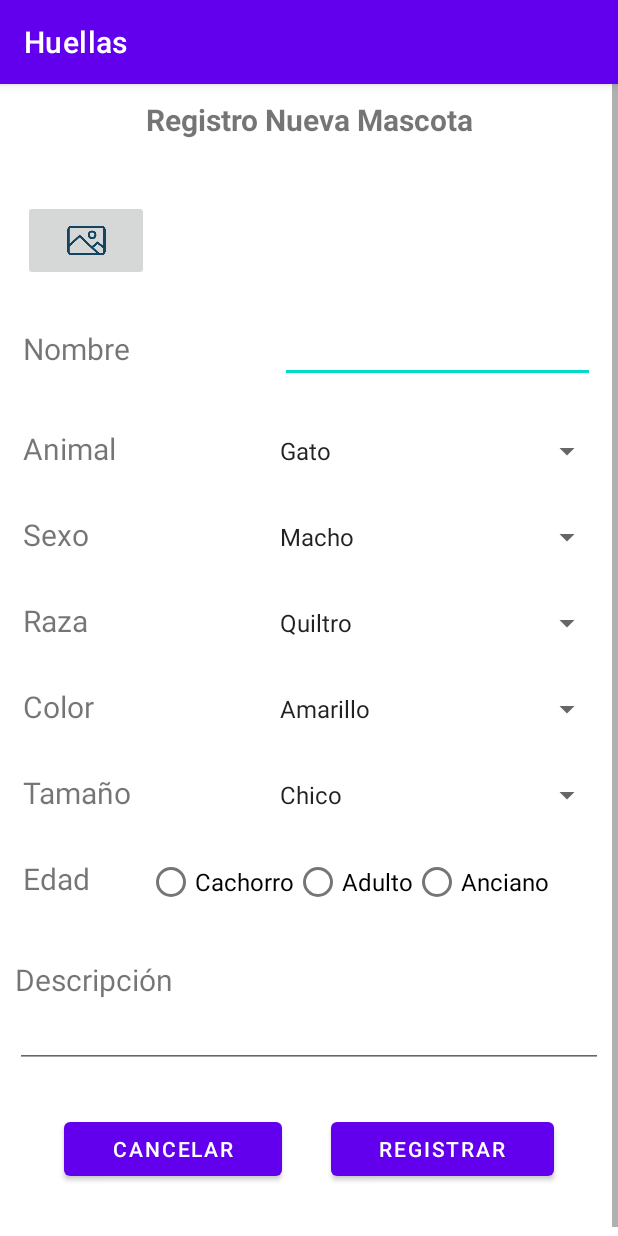
After one commit to davidark31/MiHuellasApp, an Android app: the Registrar_MascotaActivity screen opened directly, with no data from a screen before it, on a phone screen of 412 x 824 dp. The commit adds this screen. Run offline under Robolectric (Android 15) with nearby library versions, the phone set to English and light mode, and no system bars.

Commit message:
0.023 iconos

```diff
--- a/app/src/main/java/com/example/mihuellasapp/Inicio_perfilActivity.java
+++ b/app/src/main/java/com/example/mihuellasapp/Inicio_perfilActivity.java
@@ -14,7 +14,7 @@ import com.google.firebase.database.DatabaseReference;
 
 public class Inicio_perfilActivity extends AppCompatActivity {
 
-    private ImageButton busqueda, perfil, subir, logOut;
+    private ImageButton busqueda, perfil, subir, logOut,nuevaMascota;
     private DatabaseReference databaseReference;
     private FirebaseAuth mAuth;
     private TextView nombre;
@@ -28,6 +28,7 @@ public class Inicio_perfilActivity extends AppCompatActivity {
         busqueda = (ImageButton) findViewById(R.id.ib_busqueda_perfil);
         perfil = (ImageButton) findViewById(R.id.ib_perfil_perfil);
         subir = (ImageButton) findViewById(R.id.ib_notificar_perfil);
+        nuevaMascota = (ImageButton) findViewById(R.id.img_agregar);
         logOut = (ImageButton) findViewById(R.id.logout);
         nombre = (TextView) findViewById(R.id.tv_titulo);
 
@@ -42,6 +43,17 @@ public class Inicio_perfilActivity extends AppCompatActivity {
                 next = new Intent(Inicio_perfilActivity.this, Inicio_busquedaActivity.class);
                 startActivity(next);
                 finish();
+            }
+        });
+
+        //Pantalla Nueva Mascota
+        nuevaMascota.setOnClickListener(new View.OnClickListener() {
+            @Override
+            public void onClick(View v) {
+                Intent next;
+                next = new Intent(Inicio_perfilActivity.this, Registrar_MascotaActivity.class);
+                startActivity(next);
+
             }
         });
 
--- /dev/null
+++ b/app/src/main/java/com/example/mihuellasapp/Mascota.java
@@ -0,0 +1,134 @@
+package com.example.mihuellasapp;
+
+public class Mascota {
+
+    private String id;
+    private String nombre;
+    private String animal;
+    private String sexo;
+    private String color;
+    private String color2;
+    private String raza;
+    private String tamaño;
+    private int edad;
+    private String descripcion;
+    private String estado;
+    private String IdDueño;
+
+    public Mascota(String nombre, String animal, String sexo, String color, String raza, String tamaño, int edad, String descripcion, String estado, String idDueño) {
+        this.nombre = nombre;
+        this.animal = animal;
+        this.sexo = sexo;
+        this.color = color;
+        this.raza = raza;
+        this.tamaño = tamaño;
+        this.edad = edad;
+        this.descripcion = descripcion;
+        this.estado = estado;
+        this.IdDueño = idDueño;
+    }
+
+
+    public void Mascota() {
+        estado = "En Casa";
+    }
+
+
+    public String getId() {
+        return id;
+    }
+
+    public void setId(String id) {
+        this.id = id;
+    }
+
+    public String getNombre() {
+        return nombre;
+    }
+
+    public void setNombre(String nombre) {
+        this.nombre = nombre;
+    }
+
+    public String getAnimal() {
+        return animal;
+    }
+
+    public void setAnimal(String animal) {
+        this.animal = animal;
+    }
+
+    public String getSexo() {
+        return sexo;
+    }
+
+    public void setSexo(String sexo) {
+        this.sexo = sexo;
+    }
+
+    public String getColor() {
+        return color;
+    }
+
+    public void setColor(String color) {
+        this.color = color;
+    }
+
+    public String getColor2() {
+        return color2;
+    }
+
+    public void setColor2(String color2) {
+        this.color2 = color2;
+    }
+
+    public String getRaza() {
+        return raza;
+    }
+
+    public void setRaza(String raza) {
+        this.raza = raza;
+    }
+
+    public String getTamaño() {
+        return tamaño;
+    }
+
+    public void setTamaño(String tamaño) {
+        this.tamaño = tamaño;
+    }
+
+    public int getEdad() {
+        return edad;
+    }
+
+    public void setEdad(int edad) {
+        this.edad = edad;
+    }
+
+    public String getDescripcion() {
+        return descripcion;
+    }
+
+    public void setDescripcion(String descripcion) {
+        this.descripcion = descripcion;
+    }
+
+    public String getEstado() {
+        return estado;
+    }
+
+    public void setEstado(String estado) {
+        this.estado = estado;
+    }
+
+    public String getIdDueño() {
+        return IdDueño;
+    }
+
+    public void setIdDueño(String idDueño) {
+        IdDueño = idDueño;
+    }
+
+
+}
--- /dev/null
+++ b/app/src/main/java/com/example/mihuellasapp/Registrar_MascotaActivity.java
@@ -0,0 +1,20 @@
+package com.example.mihuellasapp;
+
+import androidx.appcompat.app.AppCompatActivity;
+
+import android.os.Bundle;
+import android.widget.ArrayAdapter;
+import android.widget.Spinner;
+
+public class Registrar_MascotaActivity extends AppCompatActivity {
+
+    private Spinner spi;
+
+    @Override
+    protected void onCreate(Bundle savedInstanceState) {
+        super.onCreate(savedInstanceState);
+        setContentView(R.layout.activity_registrar_mascota);
+
+
+    }
+}
--- /dev/null
+++ b/app/src/main/res/layout/activity_registrar_mascota.xml
@@ -0,0 +1,340 @@
+<?xml version="1.0" encoding="utf-8"?>
+<androidx.constraintlayout.widget.ConstraintLayout xmlns:android="http://schemas.android.com/apk/res/android"
+    xmlns:app="http://schemas.android.com/apk/res-auto"
+    xmlns:tools="http://schemas.android.com/tools"
+    android:layout_width="match_parent"
+    android:layout_height="match_parent"
+    android:orientation="vertical"
+    tools:context=".Registrar_MascotaActivity">
+
+    <ScrollView
+        android:layout_width="match_parent"
+        android:layout_height="match_parent">
+
+        <LinearLayout
+            android:layout_width="match_parent"
+            android:layout_height="wrap_content"
+            android:layout_margin="10dp"
+            android:orientation="vertical">
+
+            <TextView
+                android:id="@+id/textView2"
+                android:layout_width="match_parent"
+                android:layout_height="wrap_content"
+                android:layout_marginBottom="40dp"
+                android:textStyle="bold"
+                android:gravity="center_horizontal"
+                android:text="Registro Nueva Mascota"
+                android:textSize="20sp" />
+
+            <ImageButton
+                android:id="@+id/imageButton"
+                android:layout_width="84dp"
+                android:layout_height="54dp"
+                android:layout_marginLeft="5dp"
+                android:layout_marginBottom="10dp"
+                android:scaleType="centerInside"
+                app:srcCompat="@mipmap/img" />
+
+            <LinearLayout
+                android:layout_width="match_parent"
+                android:layout_height="match_parent"
+                android:layout_marginTop="15dp"
+                android:orientation="horizontal">
+
+                <TextView
+                    android:id="@+id/textView9"
+                    android:layout_width="50dp"
+                    android:layout_height="wrap_content"
+                    android:layout_marginStart="5dp"
+                    android:layout_marginLeft="5dp"
+                    android:layout_weight="1"
+                    android:text="Nombre"
+                    android:textSize="20sp" />
+
+                <Space
+                    android:layout_width="25sp"
+                    android:layout_height="wrap_content"
+                    android:layout_weight="1" />
+
+                <EditText
+                    android:id="@+id/editTextTextPersonName"
+                    android:layout_width="210sp"
+                    android:layout_height="wrap_content"
+                    android:layout_marginEnd="5dp"
+                    android:layout_marginRight="5dp"
+                    android:ems="10"
+                    android:hint="@string/hint"
+                    android:inputType="textPersonName"
+                    android:textSize="16sp" />
+            </LinearLayout>
+
+            <LinearLayout
+                android:layout_width="match_parent"
+                android:layout_height="match_parent"
+                android:layout_marginTop="30dp"
+                android:orientation="horizontal">
+
+                <TextView
+                    android:id="@+id/textView3"
+                    android:layout_width="40dp"
+                    android:layout_height="wrap_content"
+                    android:layout_marginStart="5dp"
+                    android:layout_marginLeft="5dp"
+                    android:layout_weight="1"
+                    android:text="Animal"
+                    android:textSize="20sp" />
+
+                <Space
+                    android:layout_width="50sp"
+                    android:layout_height="wrap_content" />
+
+                <Spinner
+                    android:id="@+id/spinner2"
+                    android:layout_width="150dp"
+                    android:layout_height="wrap_content"
+                    android:layout_weight="1"
+                    android:entries="@array/animal"
+                    android:textSize="24sp" />
+
+            </LinearLayout>
+
+            <LinearLayout
+                android:layout_width="match_parent"
+                android:layout_height="match_parent"
+                android:layout_marginTop="30dp"
+                android:orientation="horizontal">
+
+                <TextView
+                    android:id="@+id/textView4"
+                    android:layout_width="40dp"
+                    android:layout_height="wrap_content"
+                    android:layout_marginStart="5dp"
+                    android:layout_marginLeft="5dp"
+                    android:layout_weight="1"
+                    android:textSize="20sp"
+                    android:text="Sexo" />
+
+                <Space
+                    android:layout_width="50sp"
+                    android:layout_height="wrap_content" />
+
+                <Spinner
+                    android:id="@+id/spinner4"
+                    android:layout_width="150dp"
+                    android:layout_height="wrap_content"
+                    android:layout_weight="1"
+                    android:entries="@array/sexo" />
+
+            </LinearLayout>
+
+            <LinearLayout
+                android:layout_width="match_parent"
+                android:layout_height="match_parent"
+                android:layout_marginTop="30dp"
+                android:orientation="horizontal">
+
+                <TextView
+                    android:id="@+id/textView5"
+                    android:layout_width="40dp"
+                    android:layout_height="wrap_content"
+                    android:layout_marginStart="5dp"
+                    android:layout_marginLeft="5dp"
+                    android:textSize="20sp"
+                    android:layout_weight="1"
+                    android:text="Raza" />
+
+                <Space
+                    android:layout_width="50sp"
+                    android:layout_height="wrap_content" />
+
+                <Spinner
+                    android:id="@+id/spinner5"
+                    android:layout_width="150dp"
+                    android:layout_height="wrap_content"
+                    android:layout_weight="1"
+                    android:entries="@array/Raza" />
+
+            </LinearLayout>
+
+            <LinearLayout
+                android:layout_width="match_parent"
+                android:layout_height="match_parent"
+                android:layout_marginTop="30dp"
+                android:orientation="horizontal">
+
+                <TextView
+                    android:id="@+id/textView"
+                    android:layout_width="40dp"
+                    android:textSize="20sp"
+                    android:layout_height="wrap_content"
+                    android:layout_marginStart="5dp"
+                    android:layout_marginLeft="5dp"
+                    android:layout_weight="1"
+                    android:text="Color" />
+
+                <Space
+                    android:layout_width="50sp"
+                    android:layout_height="wrap_content" />
+
+                <Spinner
+                    android:id="@+id/spinner"
+                    android:layout_width="150dp"
+                    android:layout_height="wrap_content"
+                    android:layout_weight="1"
+                    android:entries="@array/Color" />
+
+            </LinearLayout>
+
+            <LinearLayout
+                android:layout_width="match_parent"
+                android:layout_height="match_parent"
+                android:layout_marginTop="30dp"
+                android:orientation="horizontal">
+
+                <TextView
+                    android:id="@+id/textView6"
+                    android:layout_width="40dp"
+                    android:layout_height="wrap_content"
+                    android:layout_marginStart="5dp"
+                    android:layout_marginLeft="5dp"
+                    android:layout_weight="1"
+                    android:textSize="20sp"
+                    android:text="Tamaño" />
+
+                <Space
+                    android:layout_width="50sp"
+                    android:layout_height="wrap_content" />
+
+                <Spinner
+                    android:id="@+id/spinner6"
+                    android:layout_width="150dp"
+                    android:layout_height="wrap_content"
+                    android:layout_weight="1"
+                    android:entries="@array/tamaño" />
+
+            </LinearLayout>
+
+            <LinearLayout
+                android:layout_width="match_parent"
+                android:layout_height="match_parent"
+                android:layout_marginTop="30dp"
+                android:orientation="horizontal">
+
+                <TextView
+                    android:id="@+id/textView7"
+                    android:layout_width="60dp"
+                    android:layout_height="wrap_content"
+                    android:layout_marginStart="5dp"
+                    android:layout_marginLeft="5dp"
+                    android:layout_weight="1"
+                    android:text="Edad"
+                    android:textSize="20sp" />
+
+                <Space
+                    android:layout_width="wrap_content"
+                    android:layout_height="wrap_content"
+                    android:layout_weight="1" />
+
+                <RadioGroup
+                    android:id="@+id/radioGroup2"
+                    android:layout_width="304dp"
+                    android:layout_height="37dp"
+                    android:orientation="horizontal"
+                    app:layout_constraintEnd_toEndOf="parent"
+                    app:layout_constraintHorizontal_bias="0.611"
+                    app:layout_constraintStart_toEndOf="@+id/textView8"
+                    app:layout_constraintTop_toBottomOf="@+id/tamaño">
+
+                    <RadioButton
+                        android:id="@+id/radioButton"
+                        android:layout_width="wrap_content"
+                        android:layout_height="32dp"
+                        android:text="Cachorro"
+                        android:textSize="16sp" />
+
+                    <RadioButton
+                        android:id="@+id/radioButton2"
+                        android:layout_width="wrap_content"
+                        android:layout_height="32dp"
+                        android:text="Adulto"
+                        android:textSize="16sp" />
+
+                    <RadioButton
+                        android:id="@+id/radioButton4"
+                        android:layout_width="wrap_content"
+                        android:layout_height="31dp"
+                        android:layout_weight="1"
+                        android:text="Anciano"
+                        android:textSize="16sp" />
+
+                </RadioGroup>
+            </LinearLayout>
+
+            <LinearLayout
+                android:layout_width="match_parent"
+                android:layout_height="match_parent"
+                android:layout_marginTop="30dp"
+                android:orientation="vertical">
+
+                <TextView
+                    android:id="@+id/textView11"
+                    android:layout_width="wrap_content"
+                    android:layout_height="wrap_content"
+                    android:text="Descripción"
+                    android:textSize="20sp" />
+
+                <EditText
+                    android:id="@+id/editTextTextMultiLine"
+                    android:layout_width="match_parent"
+                    android:layout_height="wrap_content"
+                    android:ems="10"
+                    android:gravity="start|top"
+                    android:inputType="textMultiLine" />
+
+            </LinearLayout>
+
+            <LinearLayout
+                android:layout_width="match_parent"
+                android:layout_height="match_parent"
+                android:layout_marginTop="30dp"
+                android:orientation="horizontal">
+
+                <Space
+                    android:layout_width="wrap_content"
+                    android:layout_height="wrap_content"
+                    android:layout_weight="1" />
+
+                <Button
+                    android:id="@+id/button2"
+                    android:layout_width="wrap_content"
+                    android:layout_height="wrap_content"
+                    android:layout_weight="1"
+                    android:text="@string/cancelar" />
+
+                <Space
+                    android:layout_width="wrap_content"
+                    android:layout_height="wrap_content"
+                    android:layout_weight="1" />
+
+                <Button
+                    android:id="@+id/button"
+                    android:layout_width="wrap_content"
+                    android:layout_height="wrap_content"
+                    android:layout_weight="1"
+                    android:text="@string/btn_registrar" />
+
+                <Space
+                    android:layout_width="wrap_content"
+                    android:layout_height="wrap_content"
+                    android:layout_weight="1" />
+            </LinearLayout>
+
+            <Space
+                android:layout_width="match_parent"
+                android:layout_height="40sp" />
+
+        </LinearLayout>
+    </ScrollView>
+
+</androidx.constraintlayout.widget.ConstraintLayout>
--- a/app/src/main/res/values/strings.xml
+++ b/app/src/main/res/values/strings.xml
@@ -11,5 +11,36 @@
     <string name="btn_Buscar">Buscar</string>
     <string name="btn_Eliminar">Eliminar</string>
     <string name="btn_volver">Volver</string>
+    <string name="cancelar">Cancelar</string>
     <string name="hint"> </string>
+
+    <string-array name="animal">
+        <item>Gato</item>
+        <item>Perro</item>
+    </string-array>
+    <string-array name="sexo">
+        <item>Macho</item>
+        <item>Hembra</item>
+    </string-array>
+    <string-array name="Color">
+        <item>Amarillo</item>
+        <item>Blanco</item>
+        <item>Negro</item>
+        <item>Gris</item>
+        <item>Cafe Claro</item>
+        <item>Cafe Oscuro</item>
+    </string-array>
+    <string-array name="Raza">
+        <item>Quiltro</item>
+        <item>Golden</item>
+        <item>Chihuhua</item>
+        <item>Pastor Aleman</item>
+        <item>Pitbull</item>
+        <item>Rottweiler</item>
+    </string-array>
+    <string-array name="tamaño">
+        <item>Chico</item>
+        <item>Mediano</item>
+        <item>Grande</item>
+    </string-array>
 </resources>
--- a/build.gradle
+++ b/build.gradle
@@ -5,7 +5,7 @@ buildscript {
         mavenCentral()
     }
     dependencies {
-        classpath "com.android.tools.build:gradle:4.2.1"
+        classpath 'com.android.tools.build:gradle:4.2.2'
         classpath 'com.google.gms:google-services:4.3.8'
 
         // NOTE: Do not place your application dependencies here; they belong
```
Also changed, not shown: app/src/main/AndroidManifest.xml (+4 -4 lines).
